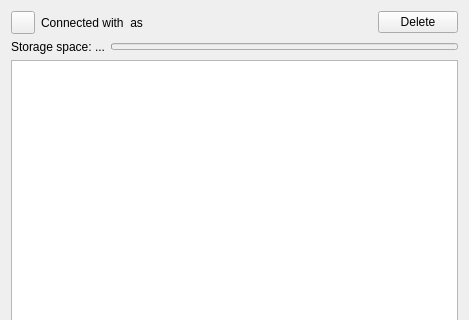
Before: the Qt Designer form src/gui/accountsettings.ui in GrossLukas/client, drawn with Qt 5; both pictures show x 0 to 469 and y 0 to 320 of the 469 by 652 pixel window.
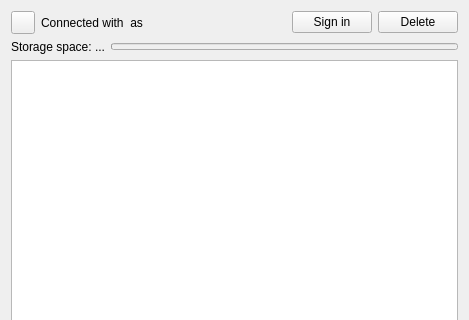
After: the same form once the commit is applied. Custom widgets are drawn as their Qt base class.

Commit message:
Add a sign in button in the settings window
It's not obvious for users that they should sign in through
the tray icon, especially if they were automatically signed out.

```diff
--- a/src/gui/accountsettings.ui
+++ b/src/gui/accountsettings.ui
@@ -61,6 +61,22 @@
         </property>
        </widget>
       </item>
+      <item>
+       <widget class="QPushButton" name="signInButton">
+        <property name="sizePolicy">
+         <sizepolicy hsizetype="Preferred" vsizetype="Fixed">
+          <horstretch>0</horstretch>
+          <verstretch>0</verstretch>
+         </sizepolicy>
+        </property>
+        <property name="toolTip">
+         <string>Enter your credentials to connect to the server</string>
+        </property>
+        <property name="text">
+         <string>Sign in</string>
+        </property>
+       </widget>
+      </item>
       <item>
        <widget class="QPushButton" name="deleteButton">
         <property name="sizePolicy">
```
The commit also changes 2 other files.
